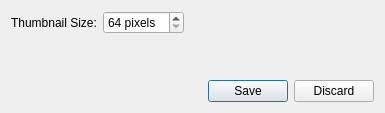
The window that settingsdialog.ui (pjrinaldi/wombatforensics) describes before a commit, drawn with Qt 5.
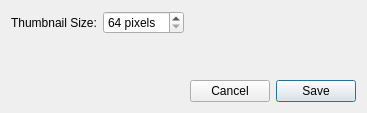
The same window after the commit.

Commit message: working on implementing the settings dialog and the settings framework for reading/writing said settings on application load and settings dialog load/save.

```diff
--- a/settingsdialog.ui
+++ b/settingsdialog.ui
@@ -9,7 +9,7 @@
    <rect>
     <x>0</x>
     <y>0</y>
-    <width>385</width>
+    <width>367</width>
     <height>113</height>
    </rect>
   </property>
@@ -45,19 +45,6 @@
      </property>
     </widget>
    </item>
-   <item row="0" column="2">
-    <spacer name="horizontalSpacer">
-     <property name="orientation">
-      <enum>Qt::Horizontal</enum>
-     </property>
-     <property name="sizeHint" stdset="0">
-      <size>
-       <width>40</width>
-       <height>20</height>
-      </size>
-     </property>
-    </spacer>
-   </item>
    <item row="0" column="0">
     <widget class="QLabel" name="thumbnaillabel">
      <property name="sizePolicy">
@@ -74,13 +61,6 @@
      </property>
     </widget>
    </item>
-   <item row="2" column="2">
-    <widget class="QDialogButtonBox" name="buttonBox">
-     <property name="standardButtons">
-      <set>QDialogButtonBox::Discard|QDialogButtonBox::Save</set>
-     </property>
-    </widget>
-   </item>
    <item row="1" column="1">
     <spacer name="verticalSpacer">
      <property name="orientation">
@@ -94,6 +74,23 @@
      </property>
     </spacer>
    </item>
+   <item row="2" column="3">
+    <widget class="QPushButton" name="cancelbutton">
+     <property name="text">
+      <string>Cancel</string>
+     </property>
+    </widget>
+   </item>
+   <item row="2" column="4">
+    <widget class="QPushButton" name="savebutton">
+     <property name="text">
+      <string>Save</string>
+     </property>
+     <property name="default">
+      <bool>true</bool>
+     </property>
+    </widget>
+   </item>
   </layout>
  </widget>
  <resources>
```
The commit also changes 7 other files.
